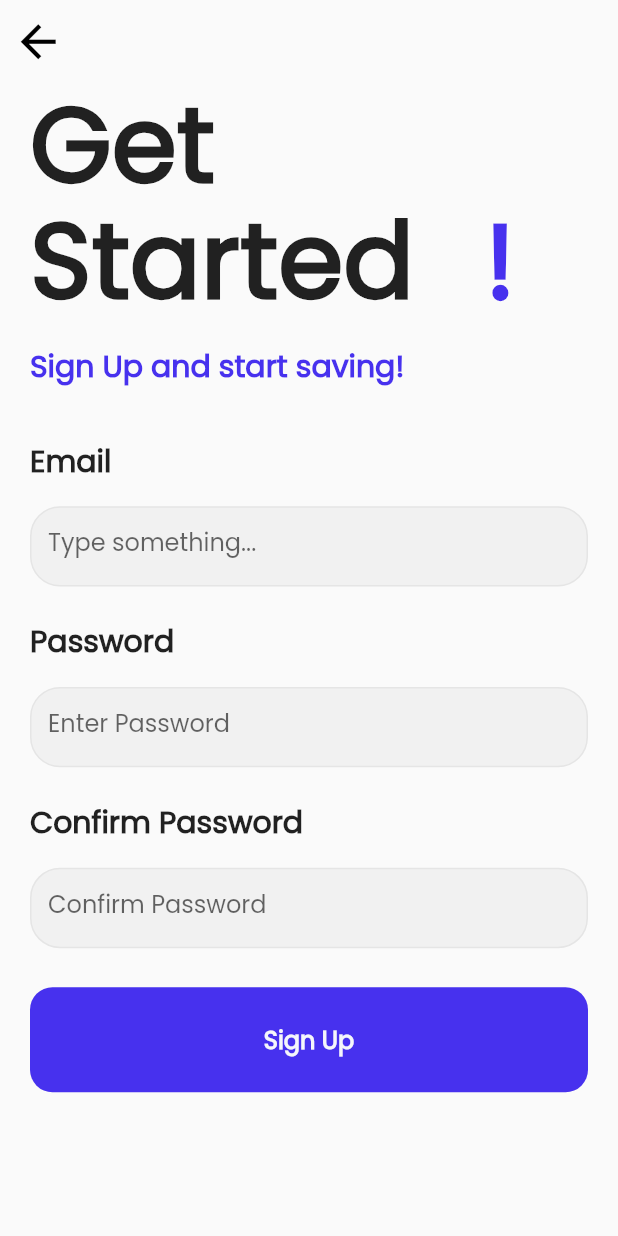
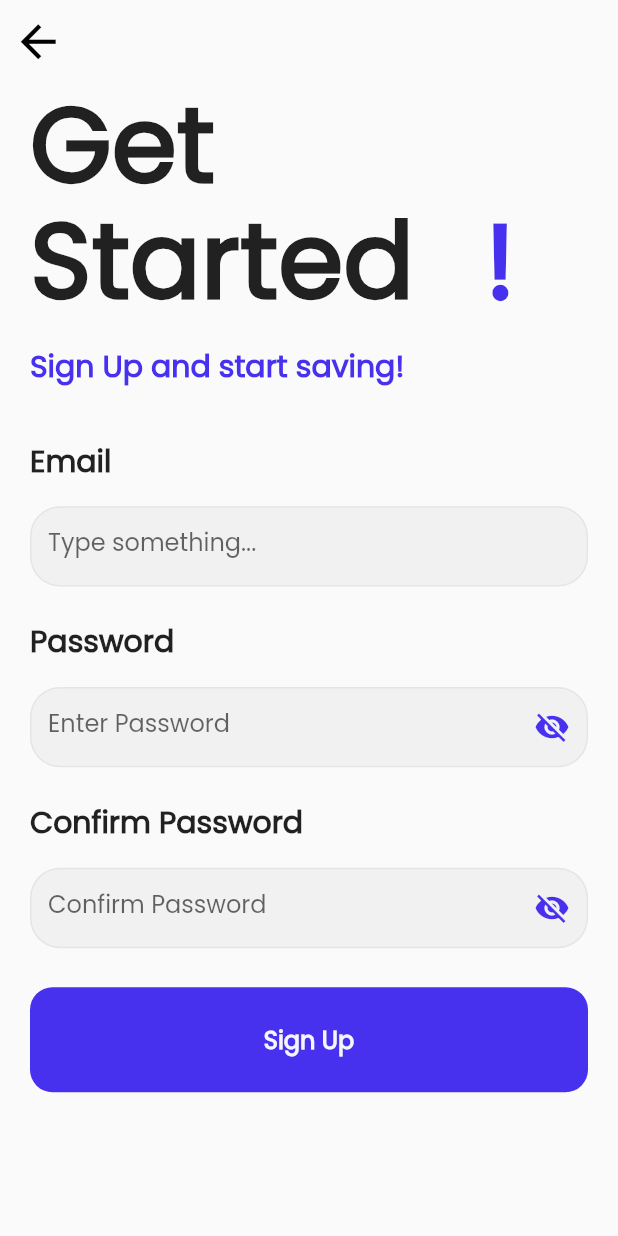
Before and after one commit to pratyushmp/Batua, a Flutter app: the SignUpScreen screen opened directly, on a phone screen of 412 x 824 dp. Run offline on Flutter 3.47's test engine with Material 2 defaults, Android fonts, the phone set to English and light mode, and no system bars; our stand-ins replace animated_bottom_navigation_bar, firebase_auth, firebase_core, flutter_spinkit, font_awesome_flutter, google_sign_in; missing offline and left inert: flutter_facebook_auth; accounts and stored records are empty; network calls fail.

Commit message:
Added toggle_button signup_screen

```diff
--- a/lib/login_screen.dart
+++ b/lib/login_screen.dart
@@ -119,7 +119,9 @@ class _LoginScreenState extends State<LoginScreen> {
                     suffixIcon: InkWell(
                       onTap: _togglePassword,
                       child: Icon(
-                          _isHidden ? Icons.visibility_off : Icons.visibility),
+                        _isHidden ? Icons.visibility_off : Icons.visibility,
+                        color: secondary_color,
+                      ),
                     ),
                   ),
                 ),
--- a/lib/sign_up.dart
+++ b/lib/sign_up.dart
@@ -23,6 +23,8 @@ class SignUpScreenState extends State<SignUpScreen> {
   String _password = '';
   bool load = false;
   String _email = '';
+  bool ishidden = true;
+  bool ishidden_ = true;
 
   // ignore: non_constant_identifier_names
   static Color textField_color2 = const Color(0x42000000).withOpacity(0.05);
@@ -44,16 +46,15 @@ class SignUpScreenState extends State<SignUpScreen> {
               Row(
                 children: [
                   IconButton(
-                      icon: Icon(Icons.arrow_back,
+                      icon: Icon(
+                        Icons.arrow_back,
                         color: Colors.black,
                         size: 35,
                       ),
-                      onPressed: (){
+                      onPressed: () {
                         Navigator.of(context).pop();
-                      }
-                  ),
+                      }),
                 ],
-
               ),
               SizedBox(
                 height: MediaQuery.of(context).size.height * 0.000,
@@ -173,7 +174,7 @@ class SignUpScreenState extends State<SignUpScreen> {
                       child: Container(
                         height: MediaQuery.of(context).size.height * 0.065,
                         child: TextFormField(
-                          obscureText: true,
+                          obscureText: ishidden,
                           controller: _passwordController,
                           validator: (val) => val.length < 6
                               ? 'Enter a password 6+ chars long'
@@ -182,6 +183,19 @@ class SignUpScreenState extends State<SignUpScreen> {
                             setState(() => _password = value);
                           },
                           decoration: InputDecoration(
+                              suffixIcon: InkWell(
+                                onTap: () {
+                                  setState(() {
+                                    ishidden = !ishidden;
+                                  });
+                                },
+                                child: Icon(
+                                  ishidden
+                                      ? Icons.visibility_off
+                                      : Icons.visibility,
+                                  color: secondary_color,
+                                ),
+                              ),
                               hintText: 'Enter Password',
                               fillColor: textField_color,
                               filled: true,
@@ -217,13 +231,26 @@ class SignUpScreenState extends State<SignUpScreen> {
                       child: Container(
                         height: MediaQuery.of(context).size.height * 0.065,
                         child: TextFormField(
-                          obscureText: true,
+                          obscureText: ishidden_,
                           controller: _confirmPasswordController,
                           validator: (val) => val != _password
                               ? 'Password does not match'
                               : null,
                           onChanged: (value) {},
                           decoration: InputDecoration(
+                              suffixIcon: InkWell(
+                                onTap: () {
+                                  setState(() {
+                                    ishidden_ = !ishidden_;
+                                  });
+                                },
+                                child: Icon(
+                                  ishidden_
+                                      ? Icons.visibility_off
+                                      : Icons.visibility,
+                                  color: secondary_color,
+                                ),
+                              ),
                               hintText: 'Confirm Password',
                               fillColor: textField_color,
                               filled: true,
@@ -343,4 +370,10 @@ class SignUpScreenState extends State<SignUpScreen> {
     // ),
     // );
   }
+
+  void _togglepassword() {
+    setState(() {
+      ishidden = !ishidden;
+    });
+  }
 }
```
